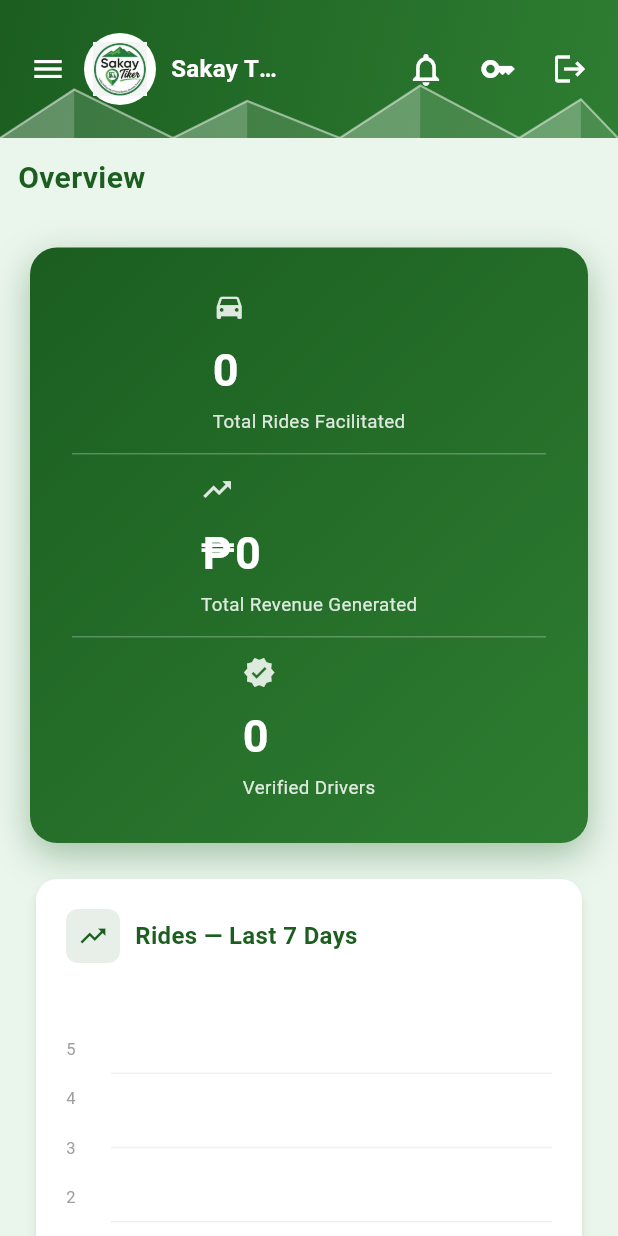
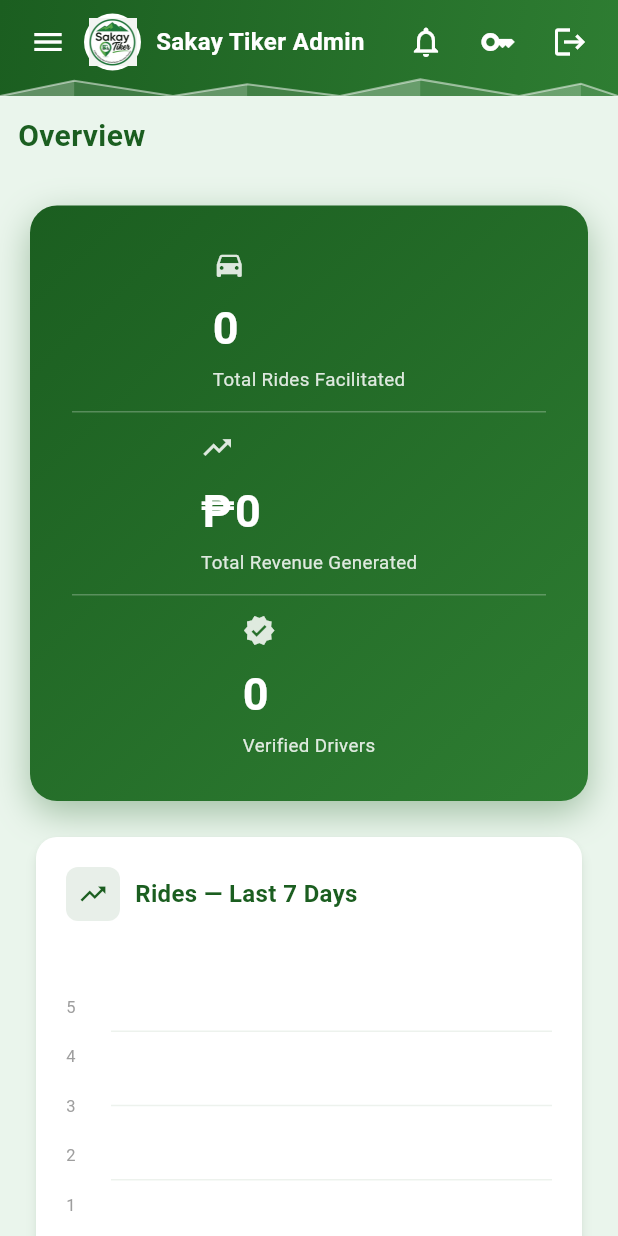
Before and after one commit to mentholr3d-cpu/sakay-tiker-admin, a Flutter app: the AdminDashboardScreen screen opened directly, on a phone screen of 412 x 824 dp. Run offline on Flutter 3.47's test engine with Material 3 defaults, Android fonts, the phone set to English and light mode, and no system bars; drawn by our look-alikes of fl_chart; our stand-ins replace cloud_firestore, firebase_core, image_picker, package_info_plus, shared_preferences; missing offline and left inert: cloudinary_public; accounts and stored records are empty; statements that could not run were skipped.

Commit message:
Redesign admin header and fix icon position

```diff
--- a/lib/screens/admin_dashboard.dart
+++ b/lib/screens/admin_dashboard.dart
@@ -902,7 +902,7 @@ class _AdminDashboardScreenState extends State<AdminDashboardScreen> {
 
   Widget _buildTopHeader({bool compact = false}) {
     return SizedBox(
-      height: compact ? 92 : 130,
+      height: compact ? 64 : 76,
       width: double.infinity,
       child: Stack(
         fit: StackFit.expand,
@@ -920,10 +920,10 @@ class _AdminDashboardScreenState extends State<AdminDashboardScreen> {
             left: 0,
             right: 0,
             bottom: 0,
-            child: MountainSilhouette(height: compact ? 38 : 55),
+            child: MountainSilhouette(height: 12),
           ),
           Padding(
-            padding: EdgeInsets.symmetric(horizontal: compact ? 8 : 32),
+            padding: EdgeInsets.fromLTRB(compact ? 8 : 24, 0, compact ? 8 : 24, 8),
             child: Row(
               children: [
                 if (compact)
@@ -935,15 +935,15 @@ class _AdminDashboardScreenState extends State<AdminDashboardScreen> {
                     ),
                   ),
                 Container(
-                  padding: EdgeInsets.all(compact ? 6 : 10),
+                  padding: EdgeInsets.all(compact ? 3 : 4),
                   decoration: const BoxDecoration(
                     color: Colors.white,
                     shape: BoxShape.circle,
                   ),
-                  child: Image.asset('assets/images/logo.png', height: compact ? 36 : 64),
+                  child: Image.asset('assets/images/logo.png', height: compact ? 32 : 40),
                 ),
-                SizedBox(width: compact ? 10 : 18),
-                Flexible(
+                SizedBox(width: compact ? 10 : 14),
+                Expanded(
                   child: Column(
                   crossAxisAlignment: CrossAxisAlignment.start,
                   mainAxisSize: MainAxisSize.min,
@@ -953,25 +953,36 @@ class _AdminDashboardScreenState extends State<AdminDashboardScreen> {
                       overflow: TextOverflow.ellipsis,
                       style: TextStyle(
                         color: Colors.white,
-                        fontSize: compact ? 16 : 22,
+                        fontSize: compact ? 16 : 20,
                         fontWeight: FontWeight.bold,
                       ),
                     ),
                     if (!compact) ...[
-                      const SizedBox(height: 2),
+                      const SizedBox(height: 1),
                       Text(
-                        'Your Ride, Your Way · Central Bontoc, Mountain Province',
+                        'Central Bontoc, Mountain Province',
+                        overflow: TextOverflow.ellipsis,
                         style: TextStyle(
                           color: Colors.white.withValues(alpha: 0.85),
-                          fontSize: 13,
-                          fontStyle: FontStyle.italic,
+                          fontSize: 12,
                         ),
                       ),
                     ],
                   ],
                   ),
                 ),
-                const Spacer(),
+                if (!compact) ...[
+                  Text(
+                    '${_weekday(DateTime.now().weekday)}, ${_month(DateTime.now().month)} ${DateTime.now().day}',
+                    style: const TextStyle(color: Colors.white, fontSize: 13, fontWeight: FontWeight.w500),
+                  ),
+                  Container(
+                    height: 24,
+                    width: 1,
+                    color: Colors.white.withValues(alpha: 0.35),
+                    margin: const EdgeInsets.symmetric(horizontal: 12),
+                  ),
+                ],
                 StreamBuilder<QuerySnapshot>(
                   stream: FirebaseFirestore.instance
                       .collection('drivers')
@@ -988,13 +999,15 @@ class _AdminDashboardScreenState extends State<AdminDashboardScreen> {
                         final pendingPayments = paySnapshot.data?.docs.length ?? 0;
                         final count = pendingDrivers + pendingPayments;
                         return Padding(
-                          padding: EdgeInsets.only(right: compact ? 0 : 8.0),
+                          padding: EdgeInsets.zero,
                           child: Stack(
                             clipBehavior: Clip.none,
                             children: [
                               PopupMenuButton<int>(
                                 tooltip: 'Notifications',
-                                icon: const Icon(Icons.notifications_outlined, color: Colors.white, size: 26),
+                                iconSize: 24,
+                                padding: const EdgeInsets.all(8),
+                                icon: const Icon(Icons.notifications_outlined, color: Colors.white),
                                 onSelected: (tab) => _navigateTo(1, driversSubTab: tab),
                                 itemBuilder: (context) => [
                                   if (pendingDrivers > 0)
@@ -1039,25 +1052,19 @@ class _AdminDashboardScreenState extends State<AdminDashboardScreen> {
                     );
                   },
                 ),
-                if (!compact) ...[
-                  Container(
-                    height: 32,
-                    width: 1,
-                    color: Colors.white.withValues(alpha: 0.3),
-                    margin: const EdgeInsets.symmetric(horizontal: 12),
-                  ),
-                  Text(
-                    '${_weekday(DateTime.now().weekday)}, ${_month(DateTime.now().month)} ${DateTime.now().day}',
-                    style: const TextStyle(color: Colors.white, fontSize: 13, fontWeight: FontWeight.w500),
-                  ),
-                  const SizedBox(width: 16),
-                ],
                 IconButton(
                   tooltip: 'Change password',
+                  iconSize: 24,
+                  padding: const EdgeInsets.all(8),
+                  constraints: const BoxConstraints(minWidth: 40, minHeight: 40),
                   icon: const Icon(Icons.key, color: Colors.white),
                   onPressed: () => showChangePasswordDialog(context),
                 ),
                 IconButton(
+                  tooltip: 'Logout',
+                  iconSize: 24,
+                  padding: const EdgeInsets.all(8),
+                  constraints: const BoxConstraints(minWidth: 40, minHeight: 40),
                   icon: const Icon(Icons.logout, color: Colors.white),
                   onPressed: () => _confirmLogout(context),
                 ),
```
